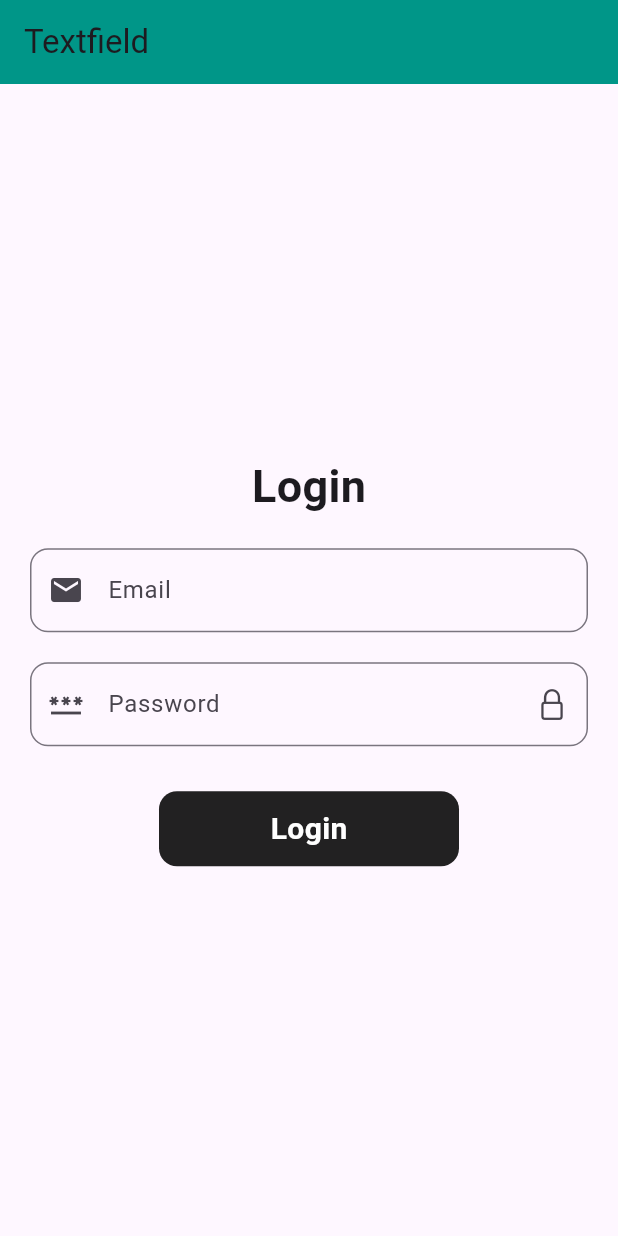
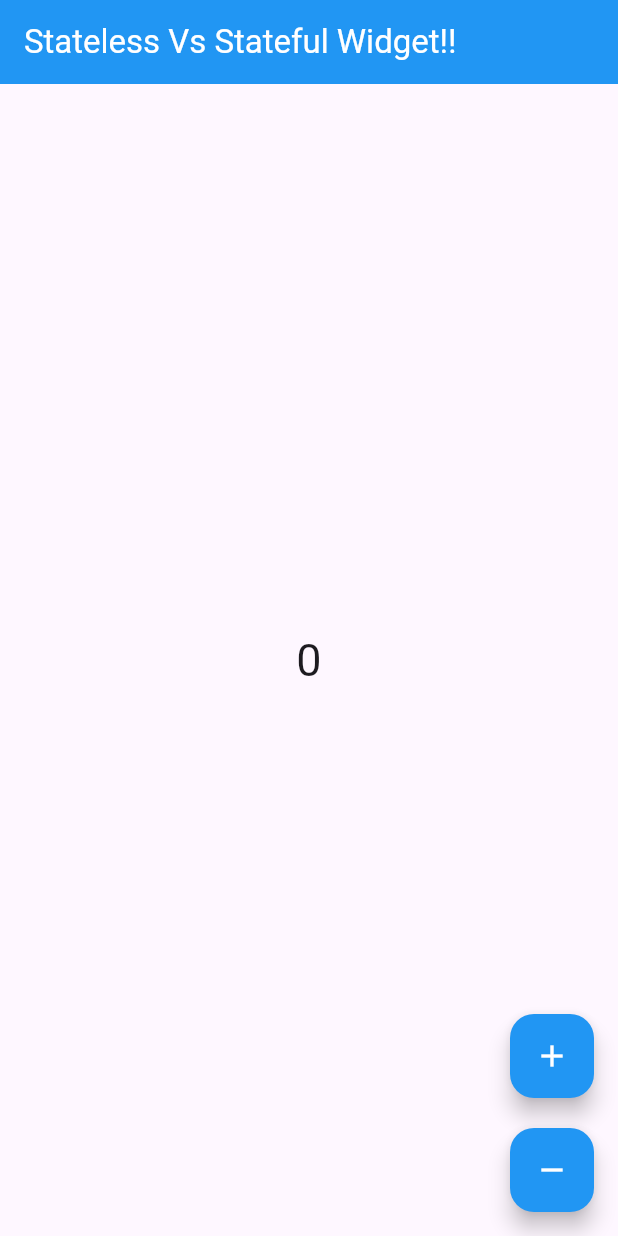
Before and after one commit to Malik399758/flutter_urraan_batch40_ui, a Flutter app: the screen it shows after launch, on a phone screen of 412 x 824 dp. Run offline on Flutter 3.47's test engine with Material 3 defaults, Android fonts, the phone set to English and light mode, and no system bars.

Commit message:
Stateless and Stateful widget

```diff
--- /dev/null
+++ b/lib/flutter_ui/stateless_and_stateful.dart
@@ -0,0 +1,58 @@
+import 'package:flutter/cupertino.dart';
+import 'package:flutter/material.dart';
+
+class StatelessAndStateful extends StatefulWidget {
+  const StatelessAndStateful({super.key});
+
+  @override
+  State<StatelessAndStateful> createState() => _StatelessAndStatefulState();
+}
+
+class _StatelessAndStatefulState extends State<StatelessAndStateful> {
+  int count = 0;
+
+  // Increment
+  void increment(){
+    setState(() {
+      count++;
+    });
+  }
+
+  // Decrement
+  void decrement(){
+    setState(() {
+      count--;
+    });
+  }
+
+  @override
+  Widget build(BuildContext context) {
+    return Scaffold(
+      appBar: AppBar(
+        title: Text('Stateless Vs Stateful Widget!!',style: TextStyle(color: Colors.white),),
+        backgroundColor: Colors.blue,
+      ),
+      body: Center(child: Text(count.toString(),style: TextStyle(fontSize: 30),)),
+      floatingActionButton: Column(
+        mainAxisSize: MainAxisSize.min,
+        children: [
+          FloatingActionButton(
+            backgroundColor: Colors.blue,
+              onPressed: (){
+              increment();
+              },
+            child: Icon(Icons.add,color: Colors.white,),
+          ),
+          SizedBox(height: 20,),
+          FloatingActionButton(
+            backgroundColor: Colors.blue,
+            onPressed: (){
+              decrement();
+            },
+            child: Icon(Icons.remove,color: Colors.white,),
+          ),
+        ],
+      ),
+    );
+  }
+}
--- a/lib/main.dart
+++ b/lib/main.dart
@@ -8,6 +8,7 @@ import 'package:flutter_urraan_session_batch40_ui/flutter_ui/list_tile.dart';
 import 'package:flutter_urraan_session_batch40_ui/flutter_ui/listviewScreen.dart';
 import 'package:flutter_urraan_session_batch40_ui/flutter_ui/row_column.dart';
 import 'package:flutter_urraan_session_batch40_ui/flutter_ui/stack.dart';
+import 'package:flutter_urraan_session_batch40_ui/flutter_ui/stateless_and_stateful.dart';
 import 'package:flutter_urraan_session_batch40_ui/flutter_ui/textDisplay.dart';
 import 'package:flutter_urraan_session_batch40_ui/flutter_ui/textfield.dart';
 
@@ -43,7 +44,8 @@ class MyApp extends StatelessWidget {
         colorScheme: ColorScheme.fromSeed(seedColor: Colors.deepPurple),
         useMaterial3: true,
       ),
-      home: TextfieldScreen()
+      home: StatelessAndStateful()
+      //TextfieldScreen()
       //StackScreen()
       //TextfieldScreen()
       //Textdisplay()
```
